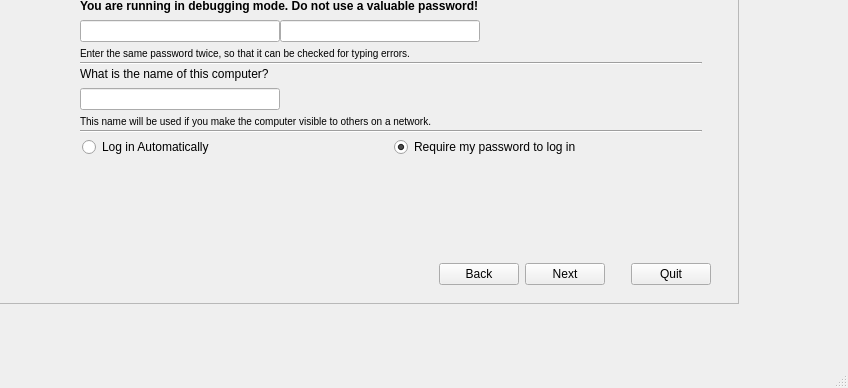
Above: gui/qt/app.ui from chenhan1218/ubiquity before the change; both pictures show x 120 to 968 and y 309 to 697 of the 968 by 697 pixel window. Below: the same form after it.
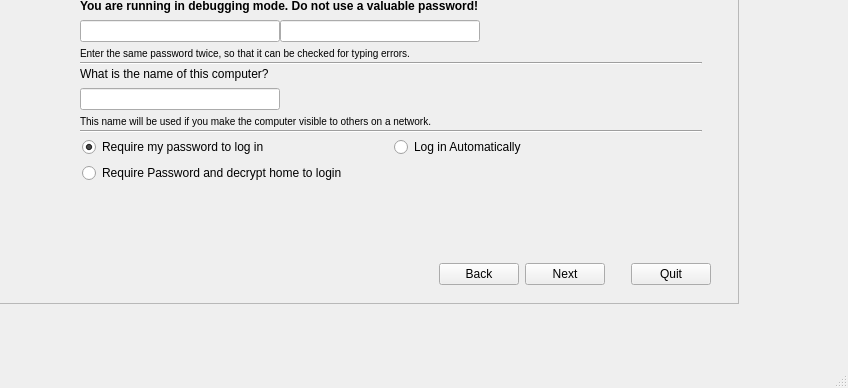
That is the form after the change. Icons and pictures are not drawn.

Commit message: added support for encrypted home/swap in kde gui

Patch:
```diff
--- a/gui/qt/app.ui
+++ b/gui/qt/app.ui
@@ -1325,7 +1325,7 @@
                       </property>
                      </widget>
                     </item>
-                    <item row="14" column="0">
+                    <item row="16" column="0">
                      <spacer name="verticalSpacer_8">
                       <property name="orientation">
                        <enum>Qt::Vertical</enum>
@@ -1340,21 +1340,18 @@
                     </item>
                     <item row="13" column="0">
                      <widget class="QWidget" name="widget_6" native="true">
-                      <layout class="QHBoxLayout" name="horizontalLayout">
+                      <layout class="QGridLayout" name="gridLayout_8">
                        <property name="margin">
                         <number>2</number>
                        </property>
-                       <item>
-                        <widget class="QRadioButton" name="login_auto">
+                       <item row="1" column="0" colspan="2">
+                        <widget class="QRadioButton" name="login_encrypt">
                          <property name="text">
-                          <string>Log in Automatically</string>
-                         </property>
-                         <property name="checked">
-                          <bool>false</bool>
+                          <string>Require Password and decrypt home to login</string>
                          </property>
                         </widget>
                        </item>
-                       <item>
+                       <item row="0" column="0">
                         <widget class="QRadioButton" name="login_pass">
                          <property name="text">
                           <string>Require my password to log in</string>
@@ -1364,6 +1361,16 @@
                          </property>
                         </widget>
                        </item>
+                       <item row="0" column="1">
+                        <widget class="QRadioButton" name="login_auto">
+                         <property name="text">
+                          <string>Log in Automatically</string>
+                         </property>
+                         <property name="checked">
+                          <bool>false</bool>
+                         </property>
+                        </widget>
+                       </item>
                       </layout>
                      </widget>
                     </item>
```
The commit also changes 1 other file.
